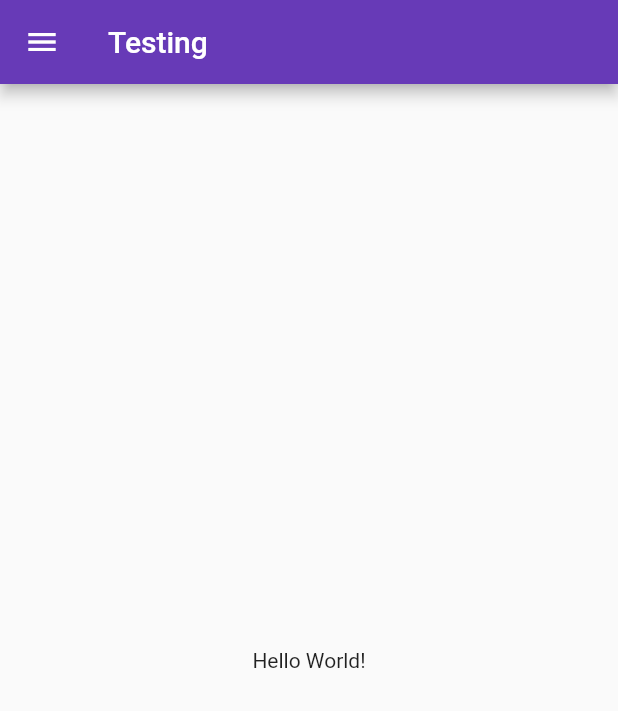
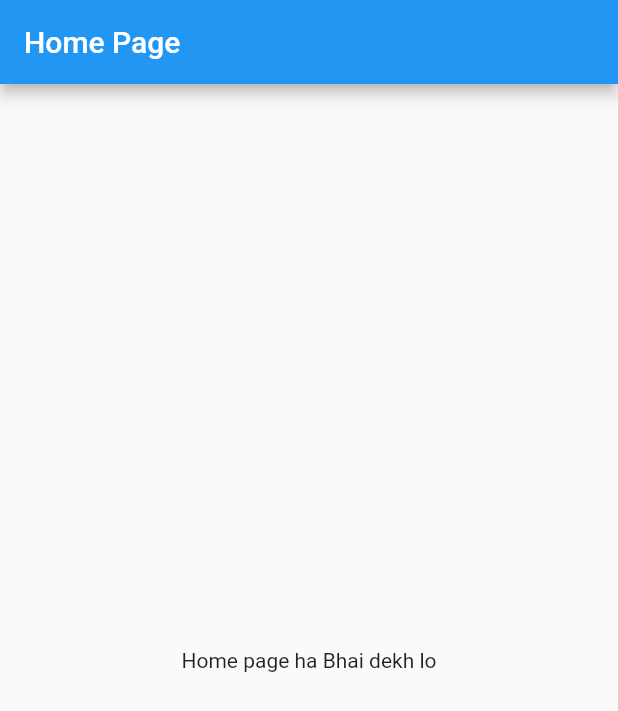
Before and after one commit to Mukul7494/attendence_demo, a Flutter app: the screen it shows after launch, on a phone screen of 412 x 824 dp. Shown: the top 711 px of the screen. Run offline on Flutter 3.47's test engine with Material 2 defaults, Android fonts, the phone set to English and light mode, and no system bars; our stand-ins replace flutter_riverpod, go_router.

Commit message:
go router and riverpod initilised

```diff
--- a/lib/main.dart
+++ b/lib/main.dart
@@ -1,24 +1,39 @@
+import 'package:attendence_system/router.dart';
 import 'package:flutter/material.dart';
+import 'package:flutter_riverpod/flutter_riverpod.dart';
+import 'package:go_router/go_router.dart';
 
 void main() {
-  runApp(const MainApp());
+  runApp(const ProviderScope(child: MyApp()));
 }
 
-class MainApp extends StatelessWidget {
-  const MainApp({super.key});
+class MyApp extends ConsumerWidget {
+  const MyApp({super.key});
+
+  @override
+  Widget build(BuildContext context, WidgetRef ref) {
+    final GoRouter router = ref.watch(routerProvider);
+    return MaterialApp.router(
+      title: 'Flutter Demo',
+      routeInformationParser: router.routeInformationParser,
+      routerDelegate: router.routerDelegate,
+      routeInformationProvider: router.routeInformationProvider,
+      debugShowCheckedModeBanner: false,
+    );
+  }
+}
+
+class HomePage extends StatelessWidget {
+  const HomePage({super.key});
 
   @override
   Widget build(BuildContext context) {
-    return MaterialApp(
-      home: Scaffold(
-        drawer: Drawer(),
-        appBar: AppBar(
-          title: Text('Testing'),
-          backgroundColor: Colors.deepPurple,
-        ),
-        body: const Center(
-          child: Text('Hello World!'),
-        ),
+    return Scaffold(
+      appBar: AppBar(
+        title: const Text('Home Page'),
+      ),
+      body: const Center(
+        child: Text("Home page ha Bhai dekh lo"),
       ),
     );
   }
--- /dev/null
+++ b/lib/router.dart
@@ -0,0 +1,20 @@
+
+import 'package:flutter/material.dart';
+import 'package:flutter_riverpod/flutter_riverpod.dart';
+import 'package:go_router/go_router.dart';
+
+import 'main.dart';
+
+// This is the router provider that will be used in the main.dart file
+// to pass the router to the MaterialApp.router
+final routerProvider = Provider<GoRouter>((ref) {
+  return GoRouter(
+      //if page not found then it will show the page not found from here.
+      errorBuilder: (context, state) => const Center(
+            child: Text("Page Not Found"),
+          ),
+      routes: [
+        //initializing the home page
+        GoRoute(path: '/', builder: (context, state) => const HomePage()),
+      ]);
+});
--- a/pubspec.yaml
+++ b/pubspec.yaml
@@ -1,14 +1,16 @@
 name: attendence_system
 description: A new Flutter project.
-publish_to: 'none'
+publish_to: "none"
 version: 0.1.0
 
 environment:
-  sdk: '>=2.19.1 <3.0.0'
+  sdk: ">=2.19.1 <3.0.0"
 
 dependencies:
   flutter:
     sdk: flutter
+  go_router: ^6.2.0
+  flutter_riverpod: ^2.3.1
 
 dev_dependencies:
   flutter_test:
```
Also changed, not shown: pubspec.lock.
